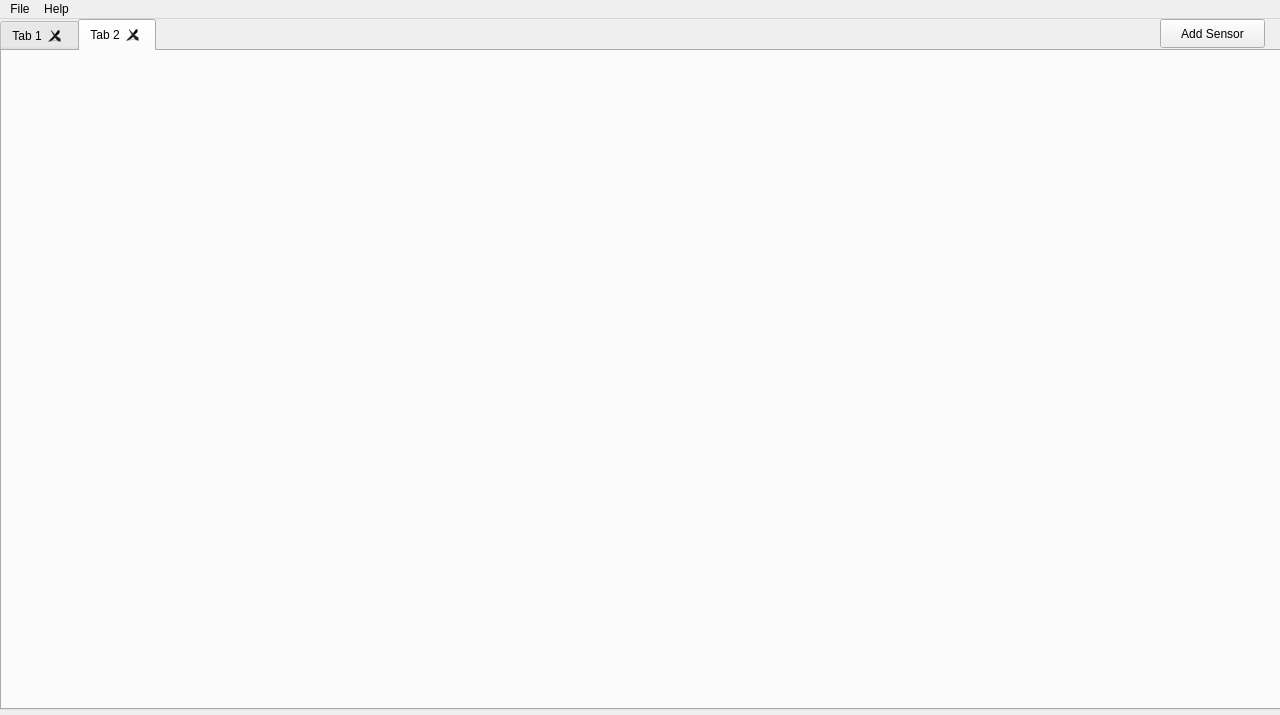
UASTARR/starrtracker-archive, file ui/mainwindow.ui: the form before one commit.
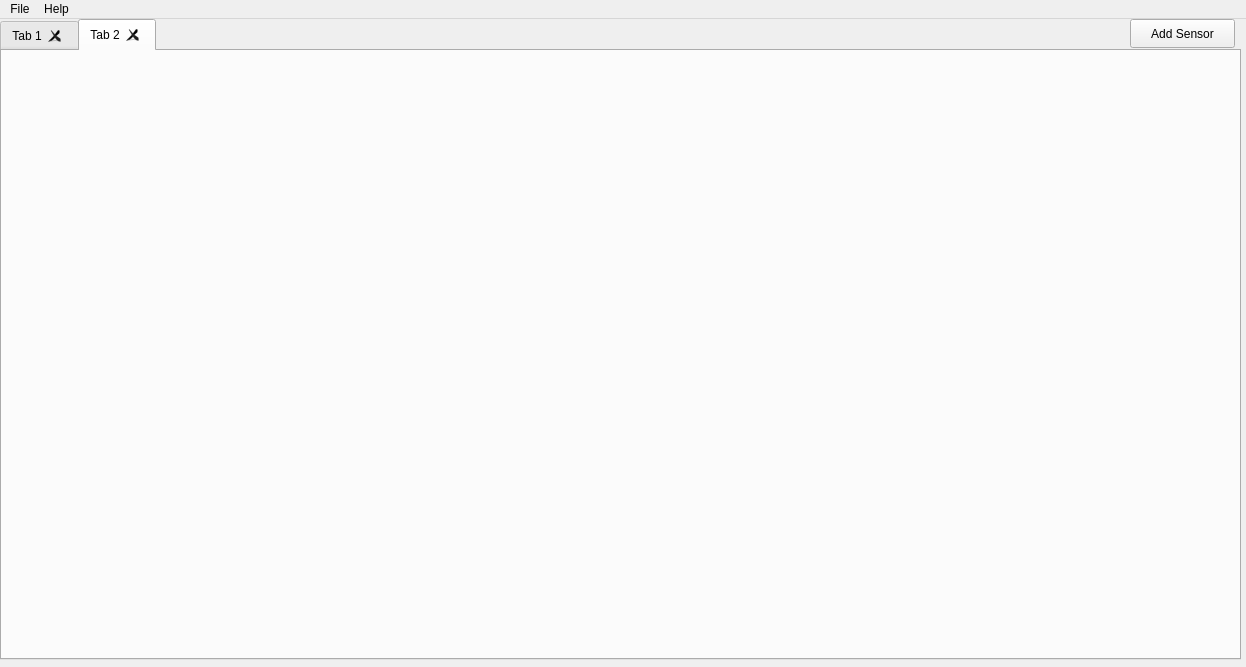
The form after the commit.

Patch:
```diff
--- a/ui/mainwindow.ui
+++ b/ui/mainwindow.ui
@@ -6,8 +6,8 @@
    <rect>
     <x>0</x>
     <y>0</y>
-    <width>1280</width>
-    <height>715</height>
+    <width>1246</width>
+    <height>667</height>
    </rect>
   </property>
   <property name="windowTitle">
@@ -19,8 +19,8 @@
      <rect>
       <x>0</x>
       <y>0</y>
-      <width>1281</width>
-      <height>691</height>
+      <width>1241</width>
+      <height>641</height>
      </rect>
     </property>
     <property name="tabShape">
@@ -55,7 +55,7 @@
    <widget class="QPushButton" name="add_sensor">
     <property name="geometry">
      <rect>
-      <x>1160</x>
+      <x>1130</x>
       <y>0</y>
       <width>105</width>
       <height>29</height>
@@ -71,7 +71,7 @@
     <rect>
      <x>0</x>
      <y>0</y>
-     <width>1280</width>
+     <width>1246</width>
      <height>26</height>
     </rect>
    </property>
```
